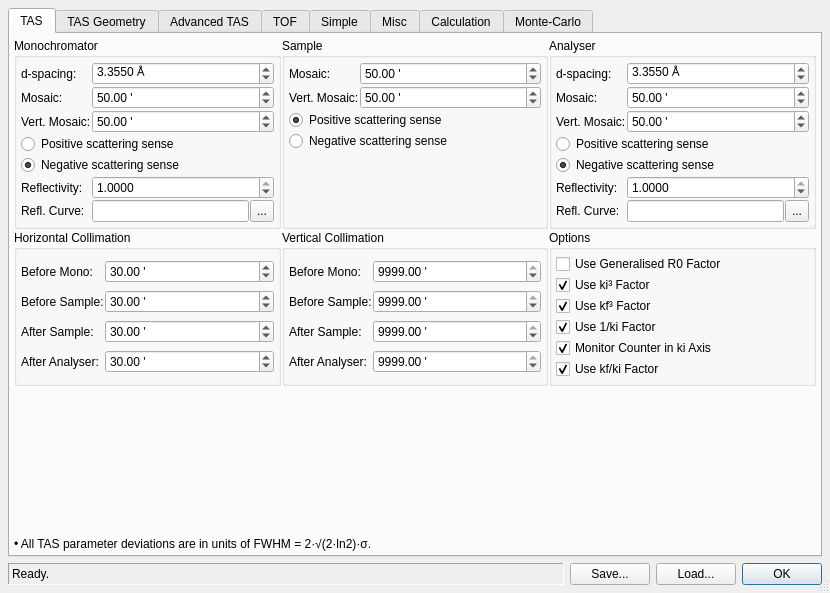
Above: core/ui/reso.ui from ILLGrenoble/takin before the change. Below: the same form after it.
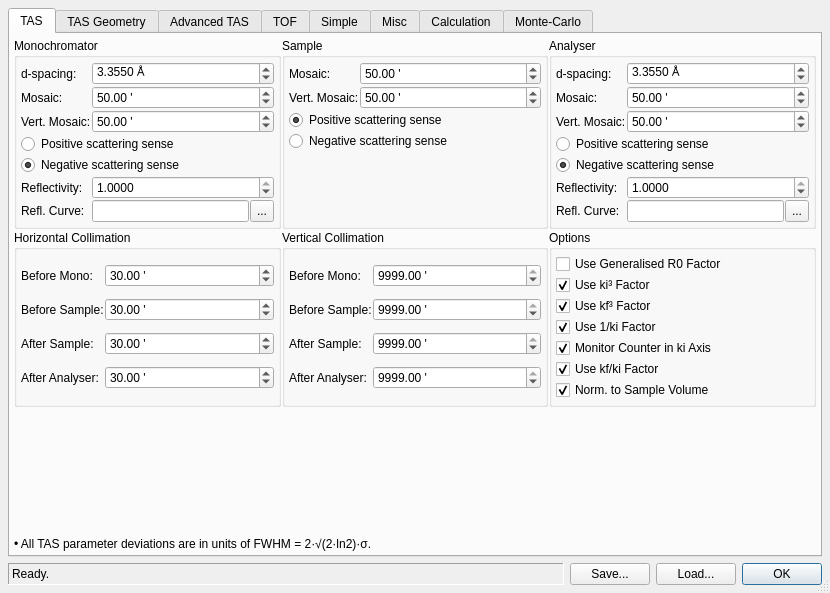
That is the form after the change. The open tabs and pages were chosen to show the change.

Commit message: reso: sample normalisation

Patch:
```diff
--- a/core/ui/reso.ui
+++ b/core/ui/reso.ui
@@ -746,6 +746,19 @@
             </property>
            </widget>
           </item>
+          <item row="6" column="0">
+           <widget class="QCheckBox" name="checkUseSampleVol">
+            <property name="toolTip">
+             <string>Normalise R0 to the sample volume.</string>
+            </property>
+            <property name="text">
+             <string>Norm. to Sample Volume</string>
+            </property>
+            <property name="checked">
+             <bool>true</bool>
+            </property>
+           </widget>
+          </item>
          </layout>
         </widget>
        </item>
```
Left out of the diff: 1 changed line with no effect on the pictures. The commit also changes 5 other files.
